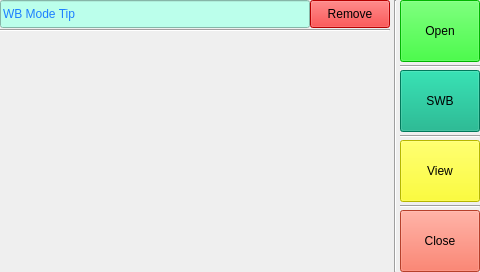
Before: the Qt Designer form widget.ui in jiangyu945/git-MiniPy, drawn with Qt 5.
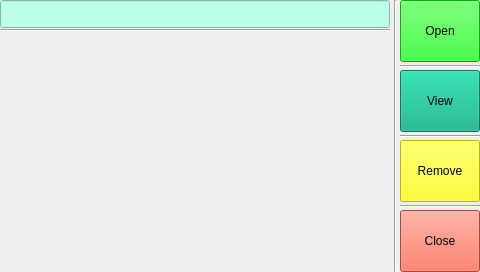
After: the same form once the commit is applied.

```diff
--- a/widget.ui
+++ b/widget.ui
@@ -62,7 +62,7 @@
 </string>
    </property>
    <property name="text">
-    <string>View</string>
+    <string>Remove</string>
    </property>
   </widget>
   <widget class="Line" name="line">
@@ -119,7 +119,7 @@
 </string>
    </property>
    <property name="text">
-    <string>SWB</string>
+    <string>View</string>
    </property>
   </widget>
   <widget class="Line" name="line_4">
@@ -140,7 +140,7 @@
     <rect>
      <x>0</x>
      <y>0</y>
-     <width>310</width>
+     <width>390</width>
      <height>28</height>
     </rect>
    </property>
@@ -150,7 +150,7 @@
 color: rgb(29, 127, 255);</string>
    </property>
    <property name="text">
-    <string>WB Mode Tip</string>
+    <string/>
    </property>
   </widget>
   <widget class="Line" name="line_5">
@@ -166,23 +166,6 @@
     <enum>Qt::Horizontal</enum>
    </property>
   </widget>
-  <widget class="QPushButton" name="Bt_remove">
-   <property name="geometry">
-    <rect>
-     <x>310</x>
-     <y>0</y>
-     <width>80</width>
-     <height>28</height>
-    </rect>
-   </property>
-   <property name="styleSheet">
-    <string notr="true">background-color: rgb(255, 0, 0);
-font: 12pt &quot;Sans Serif&quot;;</string>
-   </property>
-   <property name="text">
-    <string>Remove</string>
-   </property>
-  </widget>
  </widget>
  <layoutdefault spacing="6" margin="11"/>
  <resources/>
```
Left out of the diff: 8 changed lines with no effect on the pictures.
